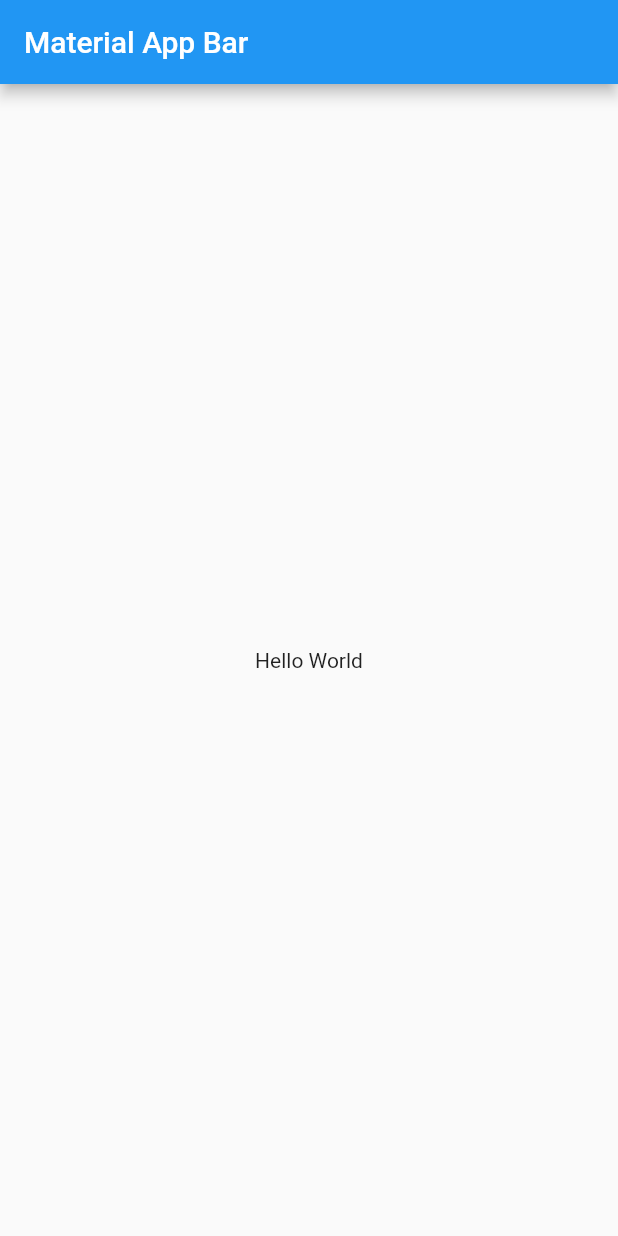
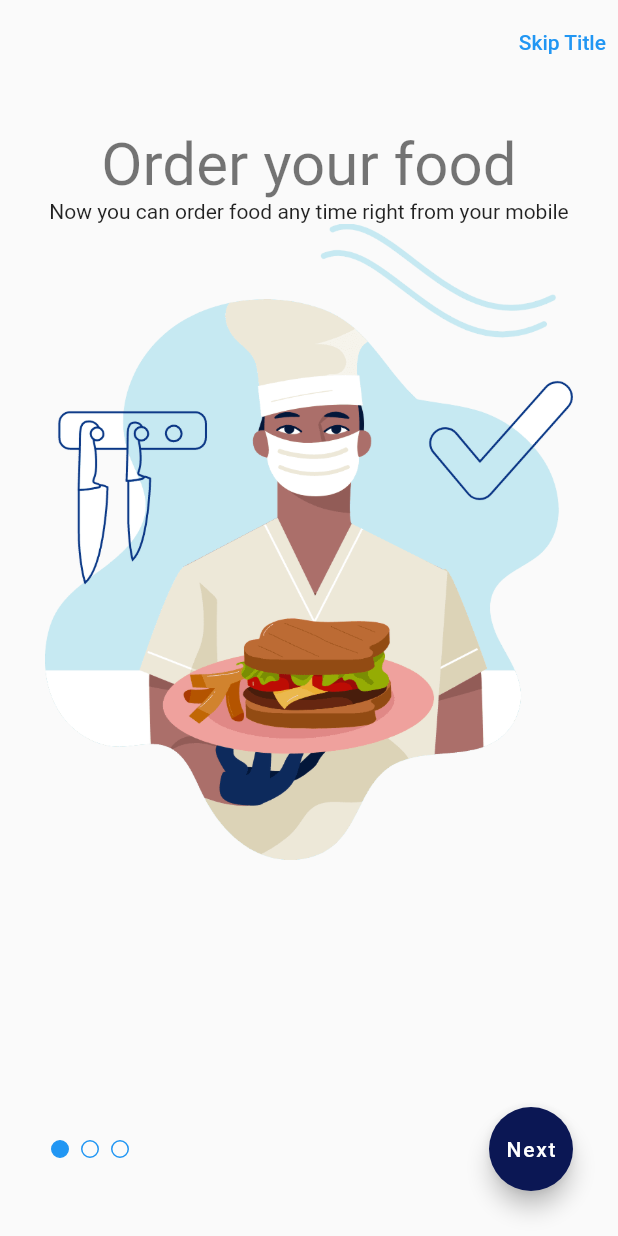
Before and after one commit to kanexsa/state_management_flutter, a Flutter app: the screen it shows after launch, on a phone screen of 412 x 824 dp. Run offline on Flutter 3.47's test engine with Material 2 defaults, Android fonts, the light colour scheme and no system bars.

Commit message:
Vanilla state management has done.

```diff
--- /dev/null
+++ b/lib/feature/onboard/module/start_fab_button.dart
@@ -0,0 +1,20 @@
+//part part of yaparak bu modülü sadece onboardview kullanıcılarına açtık. Programın bir başka noktasındı bu sınıf artık kullanılamaz.
+part of '../on_board_view.dart';
+
+class _StartFabButton extends StatelessWidget {
+  const _StartFabButton({required this.isLastPage, this.function});
+
+  final bool isLastPage;
+  final VoidCallback? function;
+
+  final String _nextButtonTitle = "Next";
+  final String _startButtonTitle = "Start";
+
+  @override
+  Widget build(BuildContext context) {
+    return FloatingActionButton(
+      onPressed: function,
+      child: Text(isLastPage ? _startButtonTitle : _nextButtonTitle),
+    );
+  }
+}
--- /dev/null
+++ b/lib/feature/onboard/on_board_model.dart
@@ -0,0 +1,19 @@
+class OnBoardModel {
+  final String title;
+  final String description;
+  final String imageName;
+
+  OnBoardModel(this.title, this.description, this.imageName);
+
+
+  String get imageWithPath => 'assets/images/ic_$imageName.png';
+}
+
+
+class OnBoardModels {
+  static final List<OnBoardModel> onBoardItems = [
+    OnBoardModel('Order your food', 'Now you can order food any time right from your mobile', 'chef'),
+    OnBoardModel('Order your food', 'Now you can order food any time right from your mobile', 'delivery'),
+    OnBoardModel('Order your food', 'Now you can order food any time right from your mobile', 'order')
+  ];
+}
--- /dev/null
+++ b/lib/feature/onboard/on_board_view.dart
@@ -0,0 +1,126 @@
+import 'package:flutter/material.dart';
+import 'package:flutter/services.dart';
+
+import 'package:state_management_flutter/feature/onboard/on_board_model.dart';
+import 'package:state_management_flutter/feature/onboard/tab_indicator.dart';
+import 'package:state_management_flutter/product/padding/page_padding.dart';
+import 'package:state_management_flutter/product/widget/on_board_card.dart';
+
+part './module/start_fab_button.dart';
+
+class OnBoardView extends StatefulWidget {
+  const OnBoardView({super.key});
+
+  @override
+  State<OnBoardView> createState() => _OnBoardViewState();
+}
+
+class _OnBoardViewState extends State<OnBoardView> {
+  final String _skipTitle = "Skip Title";
+
+  int _selectedIndex = 0;
+
+  @override
+  void initState() {
+    super.initState();
+  }
+
+  bool get _isLastPage => OnBoardModels.onBoardItems.length - 1 == _selectedIndex;
+  bool get _isFirstPage => _selectedIndex == 0;
+
+  //Value Notifier
+  ValueNotifier<bool> isBackEnable = ValueNotifier(false);
+  //Value Notifier
+
+  //default parameter used
+  void _incrementAndChange([int? value]) {
+    if (_isLastPage && value == null) {
+      _changeBackEnable(true);
+      return;
+    }
+    _changeBackEnable(false);
+    _incrementSelectedPage(value);
+  }
+
+  void _changeBackEnable(bool value) {
+    if (value == isBackEnable.value) return;
+    isBackEnable.value = value;
+  }
+
+  void _incrementSelectedPage([int? value]) {
+    setState(() {
+      if (value != null) {
+        _selectedIndex = value;
+      } else {
+        _selectedIndex++;
+      }
+    });
+  }
+
+  @override
+  Widget build(BuildContext context) {
+    return Scaffold(
+      appBar: _appBar(),
+      body: Padding(
+        padding: const PagePadding.all(),
+        child: Column(
+          children: [
+            Expanded(
+              child: _pageViewItems(),
+            ),
+            Row(
+              mainAxisAlignment: MainAxisAlignment.spaceBetween,
+              children: [
+                TabIndicator(
+                  selectedIndex: _selectedIndex,
+                ),
+                _StartFabButton(
+                  isLastPage: _isLastPage,
+                  function: () {
+                    _incrementAndChange();
+                  },
+                )
+              ],
+            )
+          ],
+        ),
+      ),
+    );
+  }
+
+  AppBar _appBar() {
+    return AppBar(
+      backgroundColor: Colors.transparent,
+      elevation: 0,
+      systemOverlayStyle: SystemUiOverlayStyle.dark,
+      actions: [
+        ValueListenableBuilder<bool>(
+          valueListenable: isBackEnable,
+          builder: (context, value, child) {
+            return value ? const SizedBox() : TextButton(onPressed: () {}, child: Text(_skipTitle));
+          },
+        )
+      ],
+      leading: _isFirstPage
+          ? null
+          : IconButton(
+              onPressed: () {},
+              icon: const Icon(
+                Icons.chevron_left_outlined,
+                color: Colors.grey,
+              )),
+    );
+  }
+
+  PageView _pageViewItems() {
+    return PageView.builder(
+      onPageChanged: (value) {
+        _incrementAndChange(value);
+      },
+      itemCount: OnBoardModels.onBoardItems.length,
+      itemBuilder: (context, index) {
+        return OnBoardCard(model: OnBoardModels.onBoardItems[index]);
+      },
+    );
+  }
+}
--- /dev/null
+++ b/lib/feature/onboard/tab_indicator.dart
@@ -0,0 +1,37 @@
+import 'package:flutter/material.dart';
+
+import 'on_board_model.dart';
+
+class TabIndicator extends StatefulWidget {
+  const TabIndicator({super.key, required this.selectedIndex});
+
+  final int selectedIndex;
+
+  @override
+  State<TabIndicator> createState() => _TabIndicatorState();
+}
+
+class _TabIndicatorState extends State<TabIndicator> with SingleTickerProviderStateMixin {
+  late final TabController _tabController;
+
+  @override
+  void initState() {
+    super.initState();
+    _tabController = TabController(length: OnBoardModels.onBoardItems.length, vsync: this);
+  }
+
+  @override
+  void didUpdateWidget(covariant TabIndicator oldWidget) {
+    super.didUpdateWidget(oldWidget);
+    if (oldWidget.selectedIndex != widget.selectedIndex) {
+      _tabController.animateTo(widget.selectedIndex);
+    }
+  }
+
+  @override
+  Widget build(BuildContext context) {
+    return TabPageSelector(
+      controller: _tabController,
+    );
+  }
+}
--- a/lib/main.dart
+++ b/lib/main.dart
@@ -1,4 +1,5 @@
 import 'package:flutter/material.dart';
+import 'package:state_management_flutter/feature/onboard/on_board_view.dart';
 
 void main() => runApp(const MyApp());
 
@@ -9,14 +10,10 @@ class MyApp extends StatelessWidget {
   Widget build(BuildContext context) {
     return MaterialApp(
       title: 'Material App',
-      home: Scaffold(
-        appBar: AppBar(
-          title: const Text('Material App Bar'),
-        ),
-        body: const Center(
-          child: Text('Hello World'),
-        ),
-      ),
+      home: const OnBoardView(),
+      theme: ThemeData.light().copyWith(
+          floatingActionButtonTheme:
+              const FloatingActionButtonThemeData(backgroundColor: Color.fromRGBO(11, 23, 84, 1))),
     );
   }
 }
--- /dev/null
+++ b/lib/product/padding/page_padding.dart
@@ -0,0 +1,7 @@
+
+import 'package:flutter/material.dart';
+
+class PagePadding extends EdgeInsets {
+  const PagePadding.all() : super.all(30);
+
+}
--- /dev/null
+++ b/lib/product/widget/on_board_card.dart
@@ -0,0 +1,25 @@
+import 'package:flutter/material.dart';
+
+import '../../feature/onboard/on_board_model.dart';
+
+class OnBoardCard extends StatelessWidget {
+  const OnBoardCard({super.key, required this.model});
+
+  final OnBoardModel model;
+
+  @override
+  Widget build(BuildContext context) {
+    return Column(
+      children: [
+        Text(
+          model.title,
+          style: Theme.of(context).textTheme.headlineLarge,
+        ),
+        Text(
+          model.description,
+        ),
+        Image.asset(model.imageWithPath)
+      ],
+    );
+  }
+}
--- a/pubspec.yaml
+++ b/pubspec.yaml
@@ -59,9 +59,9 @@ flutter:
   uses-material-design: true
 
   # To add assets to your application, add an assets section, like this:
-  # assets:
-  #   - images/a_dot_burr.jpeg
-  #   - images/a_dot_ham.jpeg
+  assets:
+  - assets/images/
+
 
   # An image asset can refer to one or more resolution-specific "variants", see
   # https://flutter.dev/assets-and-images/#resolution-aware
```
